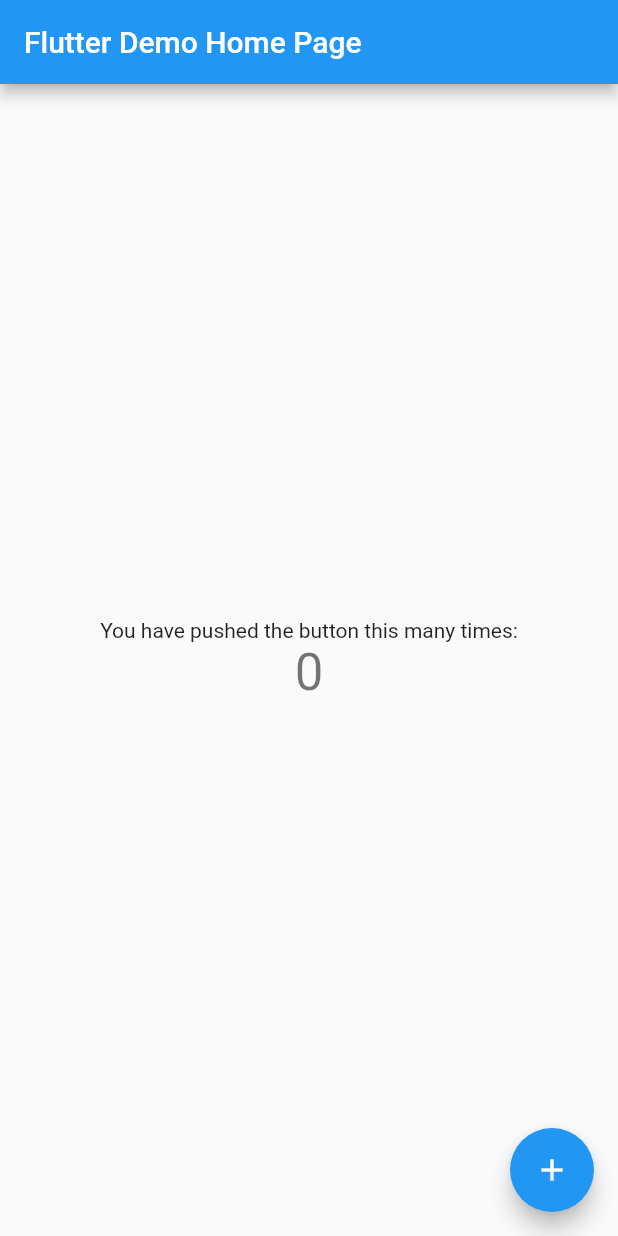
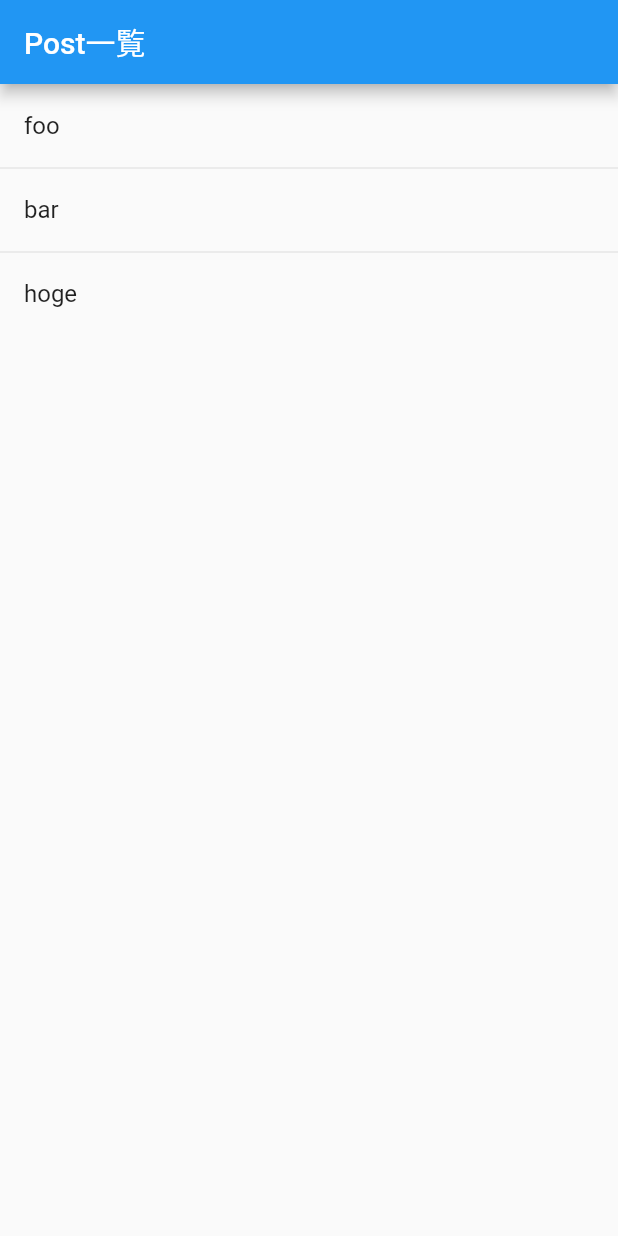
Before and after one commit to axis-sato/posts_flutter, a Flutter app: the screen it shows after launch, on a phone screen of 412 x 824 dp. Run offline on Flutter 3.47's test engine with Material 2 defaults, Android fonts, the phone set to English and light mode, and no system bars.

Commit message:
Add Post page

```diff
--- /dev/null
+++ b/lib/data/models/post.dart
@@ -0,0 +1,7 @@
+class Post {
+  int id;
+  String title;
+  String body;
+
+  Post({required this.id, required this.title, required this.body});
+}
--- a/lib/main.dart
+++ b/lib/main.dart
@@ -1,113 +1,19 @@
 import 'package:flutter/material.dart';
+import 'package:posts_flutter/ui/pages/posts_page.dart';
 
 void main() {
-  runApp(MyApp());
+  runApp(App());
 }
 
-class MyApp extends StatelessWidget {
-  // This widget is the root of your application.
+class App extends StatelessWidget {
   @override
   Widget build(BuildContext context) {
     return MaterialApp(
-      title: 'Flutter Demo',
+      title: 'Flutter TODO',
       theme: ThemeData(
-        // This is the theme of your application.
-        //
-        // Try running your application with "flutter run". You'll see the
-        // application has a blue toolbar. Then, without quitting the app, try
-        // changing the primarySwatch below to Colors.green and then invoke
-        // "hot reload" (press "r" in the console where you ran "flutter run",
-        // or simply save your changes to "hot reload" in a Flutter IDE).
-        // Notice that the counter didn't reset back to zero; the application
-        // is not restarted.
         primarySwatch: Colors.blue,
       ),
-      home: MyHomePage(title: 'Flutter Demo Home Page'),
+      home: PostsPage(),
     );
   }
 }
-
-class MyHomePage extends StatefulWidget {
-  MyHomePage({Key? key, this.title}) : super(key: key);
-
-  // This widget is the home page of your application. It is stateful, meaning
-  // that it has a State object (defined below) that contains fields that affect
-  // how it looks.
-
-  // This class is the configuration for the state. It holds the values (in this
-  // case the title) provided by the parent (in this case the App widget) and
-  // used by the build method of the State. Fields in a Widget subclass are
-  // always marked "final".
-
-  final String? title;
-
-  @override
-  _MyHomePageState createState() => _MyHomePageState();
-}
-
-class _MyHomePageState extends State<MyHomePage> {
-  int _counter = 0;
-
-  void _incrementCounter() {
-    setState(() {
-      // This call to setState tells the Flutter framework that something has
-      // changed in this State, which causes it to rerun the build method below
-      // so that the display can reflect the updated values. If we changed
-      // _counter without calling setState(), then the build method would not be
-      // called again, and so nothing would appear to happen.
-      _counter++;
-    });
-  }
-
-  @override
-  Widget build(BuildContext context) {
-    // This method is rerun every time setState is called, for instance as done
-    // by the _incrementCounter method above.
-    //
-    // The Flutter framework has been optimized to make rerunning build methods
-    // fast, so that you can just rebuild anything that needs updating rather
-    // than having to individually change instances of widgets.
-    return Scaffold(
-      appBar: AppBar(
-        // Here we take the value from the MyHomePage object that was created by
-        // the App.build method, and use it to set our appbar title.
-        title: Text(widget.title!),
-      ),
-      body: Center(
-        // Center is a layout widget. It takes a single child and positions it
-        // in the middle of the parent.
-        child: Column(
-          // Column is also a layout widget. It takes a list of children and
-          // arranges them vertically. By default, it sizes itself to fit its
-          // children horizontally, and tries to be as tall as its parent.
-          //
-          // Invoke "debug painting" (press "p" in the console, choose the
-          // "Toggle Debug Paint" action from the Flutter Inspector in Android
-          // Studio, or the "Toggle Debug Paint" command in Visual Studio Code)
-          // to see the wireframe for each widget.
-          //
-          // Column has various properties to control how it sizes itself and
-          // how it positions its children. Here we use mainAxisAlignment to
-          // center the children vertically; the main axis here is the vertical
-          // axis because Columns are vertical (the cross axis would be
-          // horizontal).
-          mainAxisAlignment: MainAxisAlignment.center,
-          children: <Widget>[
-            Text(
-              'You have pushed the button this many times:',
-            ),
-            Text(
-              '$_counter',
-              style: Theme.of(context).textTheme.headline4,
-            ),
-          ],
-        ),
-      ),
-      floatingActionButton: FloatingActionButton(
-        onPressed: _incrementCounter,
-        tooltip: 'Increment',
-        child: Icon(Icons.add),
-      ), // This trailing comma makes auto-formatting nicer for build methods.
-    );
-  }
-}
--- /dev/null
+++ b/lib/ui/pages/posts_page.dart
@@ -0,0 +1,38 @@
+import 'package:flutter/material.dart';
+import 'package:posts_flutter/data/models/post.dart';
+import 'package:posts_flutter/ui/pages/post_page.dart';
+
+class PostsPage extends StatelessWidget {
+  final _posts = [
+    Post(id: 1, title: "foo", body: "ふー"),
+    Post(id: 2, title: "bar", body: "ばー"),
+    Post(id: 3, title: "hoge", body: "ほげ"),
+  ];
+
+  @override
+  Widget build(BuildContext context) {
+    return Scaffold(
+      appBar: AppBar(
+        title: const Text("Post一覧"),
+      ),
+      body: ListView.separated(
+        itemBuilder: (BuildContext context, int index) {
+          final post = _posts[index];
+          return ListTile(
+            title: Text(post.title),
+            onTap: () => Navigator.push(
+              context,
+              MaterialPageRoute(
+                builder: (context) => PostPage(post: post),
+              ),
+            ),
+          );
+        },
+        separatorBuilder: (context, index) => const Divider(
+          height: 0.0,
+        ),
+        itemCount: _posts.length,
+      ),
+    );
+  }
+}
--- a/pubspec.yaml
+++ b/pubspec.yaml
@@ -23,11 +23,6 @@
 dependencies:
   flutter:
     sdk: flutter
-
-
-  # The following adds the Cupertino Icons font to your application.
-  # Use with the CupertinoIcons class for iOS style icons.
-  cupertino_icons: ^1.0.2
 
 dev_dependencies:
   flutter_test:
```
Also changed, not shown: lib/data/models/comment.dart (added, +7 -0 lines), lib/ui/pages/post_page.dart (added, +83 -0 lines), pubspec.lock, 1 other file.
